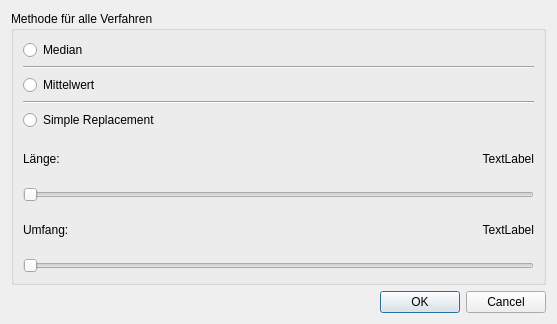
Qt form einstellungenKorrigieren.ui (TrandyAndy/Bad-Pixel) before a commit.
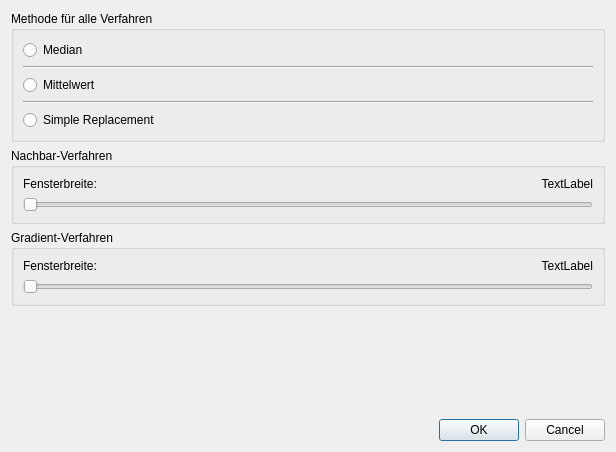
The same form after that commit.

Diff of the .ui file:
```diff
--- a/einstellungenKorrigieren.ui
+++ b/einstellungenKorrigieren.ui
@@ -6,8 +6,8 @@
    <rect>
     <x>0</x>
     <y>0</y>
-    <width>557</width>
-    <height>324</height>
+    <width>616</width>
+    <height>452</height>
    </rect>
   </property>
   <property name="windowTitle">
@@ -55,12 +55,21 @@
         </property>
        </widget>
       </item>
-      <item>
+     </layout>
+    </widget>
+   </item>
+   <item>
+    <widget class="QGroupBox" name="groupBox_2">
+     <property name="title">
+      <string>Nachbar-Verfahren</string>
+     </property>
+     <layout class="QGridLayout" name="gridLayout">
+      <item row="0" column="0">
        <layout class="QHBoxLayout" name="horizontalLayout">
         <item>
          <widget class="QLabel" name="label">
           <property name="text">
-           <string>Länge:</string>
+           <string>Fensterbreite:</string>
           </property>
          </widget>
         </item>
@@ -76,7 +85,7 @@
         </item>
        </layout>
       </item>
-      <item>
+      <item row="1" column="0">
        <widget class="QSlider" name="horizontalSlider">
         <property name="enabled">
          <bool>true</bool>
@@ -86,12 +95,21 @@
         </property>
        </widget>
       </item>
-      <item>
+     </layout>
+    </widget>
+   </item>
+   <item>
+    <widget class="QGroupBox" name="groupBox_3">
+     <property name="title">
+      <string>Gradient-Verfahren</string>
+     </property>
+     <layout class="QGridLayout" name="gridLayout_2">
+      <item row="0" column="0">
        <layout class="QHBoxLayout" name="horizontalLayout_2">
         <item>
          <widget class="QLabel" name="label_3">
           <property name="text">
-           <string>Umfang:</string>
+           <string>Fensterbreite:</string>
           </property>
          </widget>
         </item>
@@ -107,7 +125,7 @@
         </item>
        </layout>
       </item>
-      <item>
+      <item row="1" column="0">
        <widget class="QSlider" name="horizontalSlider_2">
         <property name="enabled">
          <bool>true</bool>
@@ -120,6 +138,19 @@
      </layout>
     </widget>
    </item>
+   <item>
+    <spacer name="verticalSpacer">
+     <property name="orientation">
+      <enum>Qt::Vertical</enum>
+     </property>
+     <property name="sizeHint" stdset="0">
+      <size>
+       <width>20</width>
+       <height>40</height>
+      </size>
+     </property>
+    </spacer>
+   </item>
    <item>
     <widget class="QDialogButtonBox" name="buttonBox">
      <property name="orientation">
```
